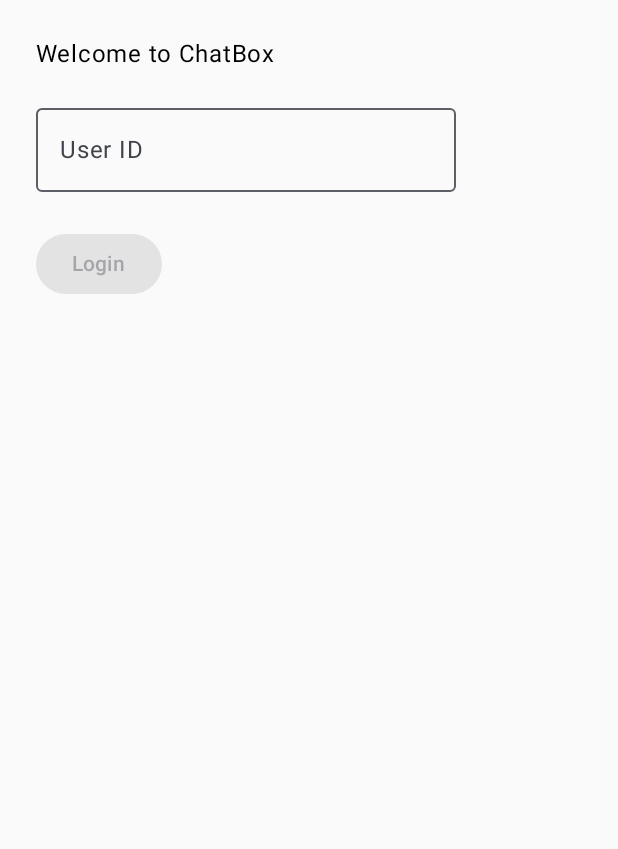
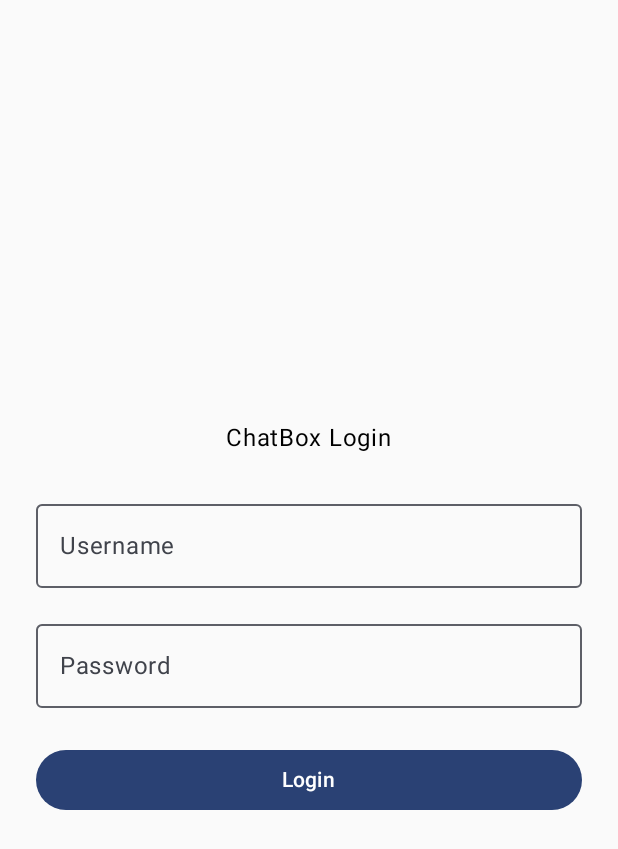
Before and after one commit to aliciamj613/chatbox-ai-dialog-app, an Android app built with Jetpack Compose: the screen it shows after launch (MainActivity), on a phone screen of 412 x 824 dp. Shown: the top 849 px of the screen. Run offline under Robolectric (Android 15) with nearby library versions, the phone set to English and light mode, and no system bars.

Commit message:
chore: init chatbox project with compose

```diff
--- a/app/build.gradle.kts
+++ b/app/build.gradle.kts
@@ -54,7 +54,6 @@ dependencies {
     // ====== 新加：Compose + ViewModel + Navigation ======
     implementation("androidx.lifecycle:lifecycle-viewmodel-ktx:2.8.6")
     implementation("androidx.lifecycle:lifecycle-viewmodel-compose:2.8.6")
-    implementation("androidx.navigation:navigation-compose:2.8.3")
     implementation("androidx.compose.material:material-icons-extended:1.7.5")
 
     // ====== 新加：Room 持久化 ======
@@ -64,6 +63,7 @@ dependencies {
 
     // ====== 协程（Room/VM 会用到）======
     implementation("org.jetbrains.kotlinx:kotlinx-coroutines-android:1.8.1")
+    implementation("androidx.navigation:navigation-compose:2.8.4")
 
     testImplementation(libs.junit)
     androidTestImplementation(libs.androidx.junit)
--- a/app/src/main/java/com/example/chatbox/MainActivity.kt
+++ b/app/src/main/java/com/example/chatbox/MainActivity.kt
@@ -3,19 +3,15 @@ package com.example.chatbox
 import android.os.Bundle
 import androidx.activity.ComponentActivity
 import androidx.activity.compose.setContent
-import com.example.chatbox.di.AppModule
-import com.example.chatbox.ui.navigation.NavGraphRoot
-import com.example.chatbox.ui.theme.ChatboxTheme  // 如果你的 Theme 叫别的名字就改成对应的
+import com.example.chatbox.ui.navigation.AppNavGraph
+import com.example.chatbox.ui.theme.ChatboxTheme   // 如果你主题叫别的名字，就用自己的
 
 class MainActivity : ComponentActivity() {
     override fun onCreate(savedInstanceState: Bundle?) {
         super.onCreate(savedInstanceState)
-
-        AppModule.init(applicationContext)
-
         setContent {
             ChatboxTheme {
-                NavGraphRoot()
+                AppNavGraph()   // ✅ 现在有这个函数了
             }
         }
     }
--- a/app/src/main/java/com/example/chatbox/ui/login/LoginScreen.kt
+++ b/app/src/main/java/com/example/chatbox/ui/login/LoginScreen.kt
@@ -1,48 +1,77 @@
 package com.example.chatbox.ui.login
 
-import androidx.compose.foundation.layout.Column
-import androidx.compose.foundation.layout.fillMaxSize
-import androidx.compose.foundation.layout.padding
+import androidx.compose.foundation.layout.*
 import androidx.compose.material3.Button
 import androidx.compose.material3.OutlinedTextField
 import androidx.compose.material3.Text
-import androidx.compose.runtime.Composable
-import androidx.compose.runtime.collectAsState
-import androidx.compose.runtime.getValue
+import androidx.compose.runtime.*
+import androidx.compose.ui.Alignment
 import androidx.compose.ui.Modifier
+import androidx.compose.ui.text.input.PasswordVisualTransformation
 import androidx.compose.ui.unit.dp
 
 @Composable
 fun LoginScreen(
-    viewModel: LoginViewModel,
-    onLoginSuccess: (String) -> Unit
+    onLoginSuccess: () -> Unit
 ) {
-    val state by viewModel.uiState.collectAsState()
+    var username by remember { mutableStateOf("") }
+    var password by remember { mutableStateOf("") }
+    var error by remember { mutableStateOf<String?>(null) }
 
-    Column(
+    Box(
         modifier = Modifier
             .fillMaxSize()
-            .padding(24.dp)
+            .padding(24.dp),
+        contentAlignment = Alignment.Center
     ) {
-        Text(text = "Welcome to ChatBox")
+        Column(
+            modifier = Modifier.fillMaxWidth(),
+            horizontalAlignment = Alignment.CenterHorizontally
+        ) {
+            Text(text = "ChatBox Login")
+
+            Spacer(modifier = Modifier.height(24.dp))
 
             OutlinedTextField(
-            value = state.userId,
-            onValueChange = viewModel::onUserIdChange,
-            label = { Text("User ID") },
-            modifier = Modifier.padding(top = 16.dp)
+                value = username,
+                onValueChange = { username = it },
+                label = { Text("Username") },
+                singleLine = true,
+                modifier = Modifier.fillMaxWidth()
             )
+
+            Spacer(modifier = Modifier.height(16.dp))
+
+            OutlinedTextField(
+                value = password,
+                onValueChange = { password = it },
+                label = { Text("Password") },
+                visualTransformation = PasswordVisualTransformation(),
+                singleLine = true,
+                modifier = Modifier.fillMaxWidth()
+            )
+
+            Spacer(modifier = Modifier.height(24.dp))
 
             Button(
                 onClick = {
-                if (state.userId.isNotBlank()) {
-                    onLoginSuccess(state.userId.trim())
+                    if (username.isNotBlank()) {
+                        // 不做真正校验，直接当作登录成功
+                        error = null
+                        onLoginSuccess()
+                    } else {
+                        error = "Username 不能为空"
                     }
                 },
-            enabled = state.userId.isNotBlank(),
-            modifier = Modifier.padding(top = 24.dp)
+                modifier = Modifier.fillMaxWidth()
             ) {
-            Text("Login")
+                Text(text = "Login")
+            }
+
+            error?.let {
+                Spacer(modifier = Modifier.height(8.dp))
+                Text(text = it)
             }
         }
     }
+}
--- a/app/src/main/java/com/example/chatbox/ui/navigation/NavGraph.kt
+++ b/app/src/main/java/com/example/chatbox/ui/navigation/NavGraph.kt
@@ -1,61 +1,38 @@
 package com.example.chatbox.ui.navigation
 
 import androidx.compose.runtime.Composable
-import androidx.lifecycle.viewmodel.compose.viewModel
-import androidx.navigation.NavType
+import androidx.navigation.NavHostController
 import androidx.navigation.compose.NavHost
 import androidx.navigation.compose.composable
 import androidx.navigation.compose.rememberNavController
-import androidx.navigation.navArgument
-import com.example.chatbox.di.AppModule
 import com.example.chatbox.ui.chat.ChatScreen
-import com.example.chatbox.ui.chat.ChatViewModel
-import com.example.chatbox.ui.chat.ChatViewModelFactory
 import com.example.chatbox.ui.login.LoginScreen
-import com.example.chatbox.ui.login.LoginViewModel
 
-sealed class Screen(val route: String) {
-    object Login : Screen("login")
-    object Chat : Screen("chat/{userId}") {
-        fun route(userId: String) = "chat/$userId"
-    }
+object Routes {
+    const val LOGIN = "login"
+    const val CHAT = "chat"
 }
 
 @Composable
-fun NavGraphRoot() {
-    val navController = rememberNavController()
-
+fun AppNavGraph(
+    navController: NavHostController = rememberNavController()
+) {
     NavHost(
         navController = navController,
-        startDestination = Screen.Login.route
+        startDestination = Routes.LOGIN
     ) {
-        composable(Screen.Login.route) {
-            val vm: LoginViewModel = viewModel()
+        composable(Routes.LOGIN) {
             LoginScreen(
-                viewModel = vm,
-                onLoginSuccess = { userId ->
-                    navController.navigate(Screen.Chat.route(userId)) {
-                        popUpTo(Screen.Login.route) { inclusive = true }
+                onLoginSuccess = {
+                    navController.navigate(Routes.CHAT) {
+                        popUpTo(Routes.LOGIN) { inclusive = true }
                     }
                 }
             )
         }
 
-        composable(
-            route = Screen.Chat.route,
-            arguments = listOf(
-                navArgument("userId") { type = NavType.StringType }
-            )
-        ) { backStackEntry ->
-            val userId = backStackEntry.arguments?.getString("userId") ?: "default"
-
-            val chatVm: ChatViewModel = viewModel(
-                factory = ChatViewModelFactory(
-                    userId = userId,
-                    chatRepository = AppModule.chatRepository
-                )
-            )
-            ChatScreen(viewModel = chatVm)
+        composable(Routes.CHAT) {
+            ChatScreen()
         }
     }
 }
```
Also changed, not shown: app/src/main/java/com/example/chatbox/ui/chat/ChatScreen.kt (+97 -45 lines), app/src/main/java/com/example/chatbox/ui/chat/ChatViewModel.kt (+2 -54 lines), app/src/main/java/com/example/chatbox/ui/chat/ChatViewModelFactory.kt (deleted, +0 -23 lines). Lines whose indentation alone changed are shown as unchanged.
